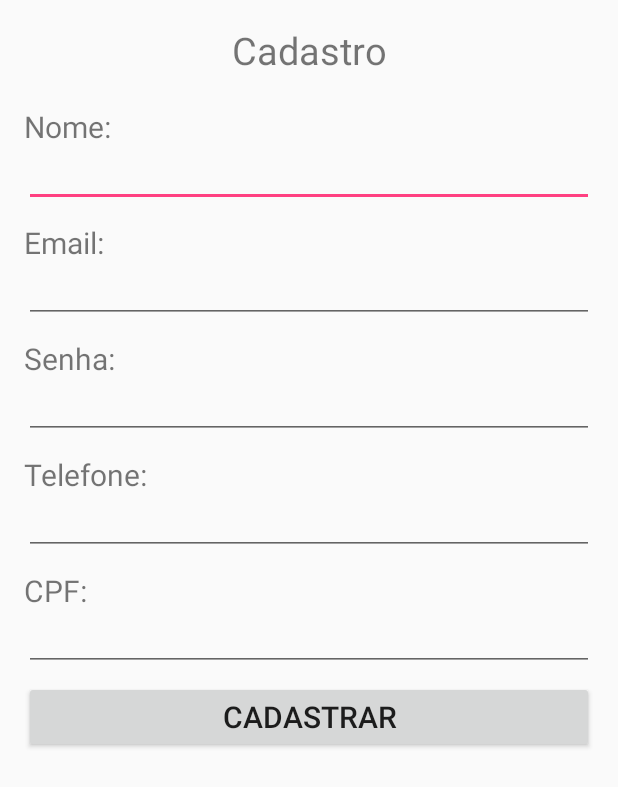
After one commit to mssdesigner/HairStyle, an Android app: the layout cadastro.xml on its own in the app's theme, with its tools: preview values and no code run, on a phone screen of 412 x 824 dp. The commit adds this screen. Shown: the top 787 px of the screen. Run offline under Robolectric (Android 15) with nearby library versions, the phone set to English and light mode, and no system bars.

Commit message:
segundo commit

```diff
--- a/app/src/main/res/layout/activity_main.xml
+++ b/app/src/main/res/layout/activity_main.xml
@@ -13,7 +13,7 @@
 
     <ImageView
         android:id="@+id/logo"
-        android:src="@drawable/styleHair"
+        android:src="@drawable/stylehair"
         android:layout_width="match_parent"
         android:layout_height="match_parent"
 
--- /dev/null
+++ b/app/src/main/res/layout/cadastro.xml
@@ -0,0 +1,98 @@
+<?xml version="1.0" encoding="utf-8"?>
+<LinearLayout xmlns:android="http://schemas.android.com/apk/res/android"
+    xmlns:tools="http://schemas.android.com/tools"
+    android:layout_width="match_parent"
+    android:layout_height="match_parent"
+    android:orientation="vertical"
+    android:paddingBottom="@dimen/activity_vertical_margin"
+    android:paddingLeft="@dimen/activity_horizontal_margin"
+    android:paddingRight="@dimen/activity_horizontal_margin"
+    android:paddingTop="@dimen/activity_vertical_margin"
+    tools:context=".LoginActivity">
+
+    <TextView
+        android:layout_width="fill_parent"
+        android:layout_height="wrap_content"
+        android:text="Cadastro"
+        android:textAlignment="center"
+        android:id="@+id/txtCadastro" android:textSize="25sp"/>
+
+    <TextView
+        android:layout_width="fill_parent"
+        android:layout_height="wrap_content"
+        android:layout_marginTop="20sp"
+        android:text="Nome:"
+        android:id="@+id/txtNome" android:textSize="20sp"/>
+
+    <EditText
+        android:layout_width="fill_parent"
+        android:layout_height="wrap_content"
+        android:layout_marginTop="-5sp"
+        android:id="@+id/editTextNome" />
+
+    <TextView
+        android:layout_width="fill_parent"
+        android:layout_height="wrap_content"
+        android:layout_marginTop="10sp"
+        android:text="Email:"
+        android:id="@+id/txtEmail" android:textSize="20sp"/>
+
+    <EditText
+        android:layout_width="fill_parent"
+        android:layout_height="wrap_content"
+        android:layout_marginTop="-5sp"
+        android:id="@+id/editTextEmail" />
+
+
+    <TextView
+        android:layout_width="fill_parent"
+        android:layout_height="wrap_content"
+        android:layout_marginTop="10sp"
+        android:text="Senha:"
+        android:id="@+id/txtSenhaCadastro" android:textSize="20sp"/>
+
+    <EditText
+        android:layout_width="fill_parent"
+        android:layout_height="wrap_content"
+        android:layout_marginTop="-5sp"
+        android:inputType="textPassword"
+        android:id="@+id/editTextSenha" />
+
+    <TextView
+        android:layout_width="fill_parent"
+        android:layout_height="wrap_content"
+        android:layout_marginTop="10sp"
+        android:text="Telefone:"
+        android:id="@+id/txtTelefone" android:textSize="20sp"/>
+
+    <EditText
+        android:layout_width="fill_parent"
+        android:layout_height="wrap_content"
+        android:layout_marginTop="-5sp"
+        android:id="@+id/editTextTelefone" />
+
+    <TextView
+        android:layout_width="fill_parent"
+        android:layout_height="wrap_content"
+        android:layout_marginTop="10sp"
+        android:text="CPF:"
+        android:id="@+id/txtCPF" android:textSize="20sp"/>
+
+    <EditText
+        android:layout_width="fill_parent"
+        android:layout_height="wrap_content"
+        android:layout_marginTop="-5sp"
+        android:id="@+id/editTextCPF" />
+
+    <Button
+        android:layout_width="match_parent"
+        android:layout_height="wrap_content"
+        android:text="Cadastrar"
+        android:id="@+id/btnCadastrar"
+        android:layout_gravity="center_horizontal"
+        android:textSize="20dp"
+        android:layout_marginTop="10px"/>
+
+
+
+</LinearLayout>
--- a/app/src/main/res/layout/tela_inicial.xml
+++ b/app/src/main/res/layout/tela_inicial.xml
@@ -28,12 +28,14 @@
     <EditText
         android:layout_width="match_parent"
         android:layout_height="60dp"
-        android:hint="@string/usuario" />
+        android:hint="@string/usuario"
+        android:inputType="textEmailAddress"/>
 
     <EditText
         android:layout_width="match_parent"
         android:layout_height="wrap_content"
         android:hint="@string/senha"
+        android:inputType="textPassword"
         android:layout_weight="0.09"/>
 
     <Button
--- a/app/src/main/res/values/strings.xml
+++ b/app/src/main/res/values/strings.xml
@@ -1,6 +1,6 @@
 <resources>
     <string name="app_name">HairStyle</string>
-    <string name="usuario">Usuário</string>
+    <string name="usuario">Email</string>
     <string name="senha">Senha</string>
     <string name="btnEntar">Entrar</string>
 </resources>
```
Also changed, not shown: 2 other files.
